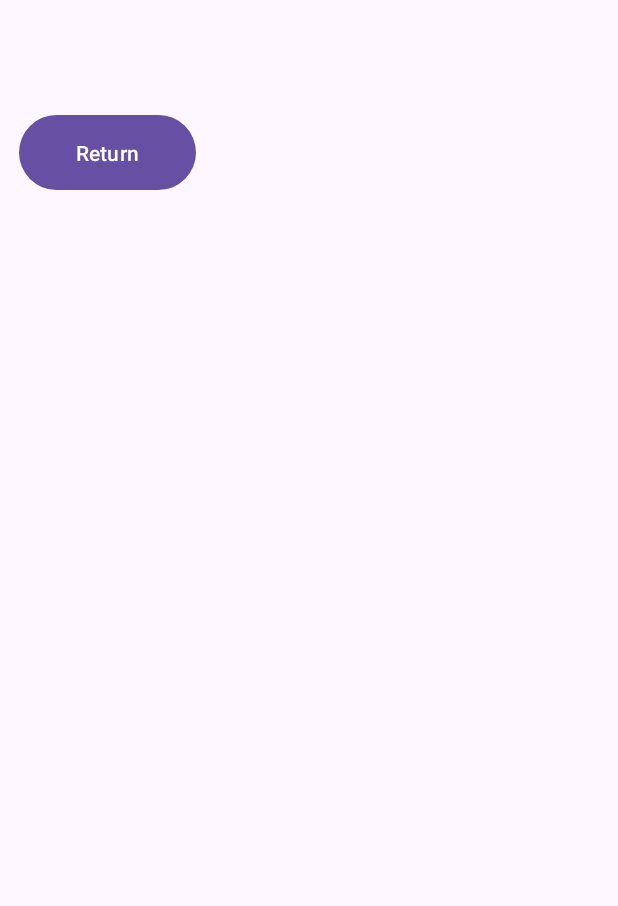
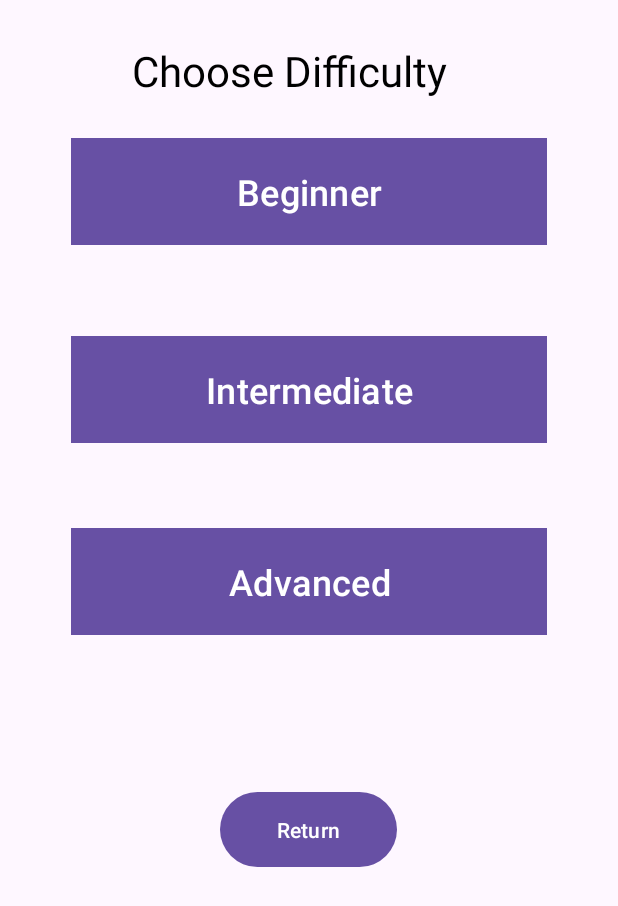
Before and after one commit to NeoMouseSVC/ITSC4155-Software-Dev.-Project-Spring2024, an Android app: the screen it shows after launch (diffculty_screen before the commit, difficulty_screen after it), after a tap on "Difficulty", on a phone screen of 412 x 824 dp. Shown: the top 906 px of the screen. Run offline under Robolectric (Android 15) with nearby library versions, the phone set to English and light mode, and no system bars.

Commit message:
Difficulty screen progress
Properly captures input, actually updating playing game mode piece is in progress (data sharing issue with difficulty_screen & MainActivity java)

```diff
--- a/HangmanAndroidJava/app/src/main/AndroidManifest.xml
+++ b/HangmanAndroidJava/app/src/main/AndroidManifest.xml
@@ -19,7 +19,7 @@
             android:name=".settings_screen"
             android:exported="false" />
         <activity
-            android:name=".diffculty_screen"
+            android:name=".difficulty_screen"
             android:exported="false" />
         <activity
             android:name=".hang_game"
--- a/HangmanAndroidJava/app/src/main/java/com/example/myapplication/MainActivity.java
+++ b/HangmanAndroidJava/app/src/main/java/com/example/myapplication/MainActivity.java
@@ -1,15 +1,21 @@
 package com.example.myapplication;
 
+import android.app.Activity;
 import android.content.Intent;
 import android.os.Bundle;
 import android.view.View;
 import android.widget.Button;
 import android.widget.ImageView;
+import android.content.Intent;
+import android.widget.Toast;
 
+
+import androidx.activity.result.ActivityResultLauncher;
+import androidx.activity.result.contract.ActivityResultContracts;
 import androidx.appcompat.app.AppCompatActivity;
 
 public class MainActivity extends AppCompatActivity {
-
+    static String selectedDifficulty = "";
     @Override
     protected void onCreate(Bundle savedInstanceState) {
         super.onCreate(savedInstanceState);
@@ -19,21 +25,40 @@ public class MainActivity extends AppCompatActivity {
         Button diff = findViewById(R.id.button3);
         Button custom = findViewById(R.id.button2);
         ImageView set = findViewById(R.id.imageView2);
+
+
+
         //sets button to on click
         play.setOnClickListener(new View.OnClickListener(){
             @Override
             public void onClick(View v) {
                 // starts new activity/ play button
-                startActivity(new Intent(MainActivity.this, hang_game.class));
+                startPlaying(selectedDifficulty);
             }
         });
-        diff.setOnClickListener(new View.OnClickListener(){
+
+        // START DIFFICULTY SECTION
+
+
+
+        diff.setOnClickListener(new View.OnClickListener() {
             @Override
             public void onClick(View v) {
-                // starts new activity/ play button
-                startActivity(new Intent(MainActivity.this, diffculty_screen.class));
+                // Start DifficultyScreen activity
+                startActivity(new Intent(MainActivity.this, difficulty_screen.class));
+
+                // After user picks difficulty
+                Intent intent = getIntent();
+                String selectedDiff = intent.getStringExtra("difficulty");
+                changeDifficulty(selectedDiff);
+
             }
+
         });
+
+        // END DIFFICULTY SECTION
+
+
         custom.setOnClickListener(new View.OnClickListener(){
             @Override
             public void onClick(View v) {
@@ -49,5 +74,26 @@ public class MainActivity extends AppCompatActivity {
             }
         });
 
+
     }
+
+    // Below = ATTEMPT to receive user input of difficulty from diff_screen to MainActivity to hang_game
+    // Method to handle difficulty change
+    public void changeDifficulty(String difficulty) {
+        selectedDifficulty = difficulty;
+        //Toast.makeText(MainActivity.this, "Difficulty : " + selectedDifficulty, Toast.LENGTH_SHORT).show();
+    }
+    public String getDifficulty() {
+        return selectedDifficulty;
+    }
+    // ATTEMPT to receive user input of difficulty from diff_screen to MainActivity to hang_game
+    // Method to start playing with selected difficulty
+    private void startPlaying(String difficulty) {
+        Intent intent = new Intent(MainActivity.this, hang_game.class);
+        intent.putExtra("difficulty", difficulty);
+        startActivity(intent);
+        Toast.makeText(MainActivity.this, "Difficulty : " + getDifficulty(), Toast.LENGTH_SHORT).show();
+    }
+
+
 }
--- a/HangmanAndroidJava/app/src/main/java/com/example/myapplication/diffculty_screen.java
+++ /dev/null
@@ -1,36 +0,0 @@
-package com.example.myapplication;
-
-import android.annotation.SuppressLint;
-import android.content.Intent;
-import android.os.Bundle;
-import android.view.View;
-import android.widget.Button;
-
-import androidx.activity.EdgeToEdge;
-import androidx.appcompat.app.AppCompatActivity;
-import androidx.core.graphics.Insets;
-import androidx.core.view.ViewCompat;
-import androidx.core.view.WindowInsetsCompat;
-
-public class diffculty_screen extends AppCompatActivity {
-
-    @Override
-    protected void onCreate(Bundle savedInstanceState) {
-        super.onCreate(savedInstanceState);
-        EdgeToEdge.enable(this);
-        setContentView(R.layout.activity_diffculty_screen);
-        ViewCompat.setOnApplyWindowInsetsListener(findViewById(R.id.main), (v, insets) -> {
-            Insets systemBars = insets.getInsets(WindowInsetsCompat.Type.systemBars());
-            v.setPadding(systemBars.left, systemBars.top, systemBars.right, systemBars.bottom);
-            return insets;
-        });
-
-        Button returnButton = findViewById(R.id.return_diffculty);
-        returnButton.setOnClickListener(new View.OnClickListener() {
-            @Override
-            public void onClick(View v) {
-                startActivity(new Intent(diffculty_screen.this, MainActivity.class));
-            }
-        });
-    }
-}
--- /dev/null
+++ b/HangmanAndroidJava/app/src/main/java/com/example/myapplication/difficulty_screen.java
@@ -0,0 +1,78 @@
+package com.example.myapplication;
+
+import android.os.Bundle;
+import android.content.Intent;
+import android.os.Bundle;
+import android.view.View;
+import android.widget.Button;
+import android.widget.Toast;
+
+import androidx.activity.EdgeToEdge;
+import androidx.appcompat.app.AppCompatActivity;
+import androidx.core.graphics.Insets;
+import androidx.core.view.ViewCompat;
+import androidx.core.view.WindowInsetsCompat;
+
+public class difficulty_screen extends AppCompatActivity {
+
+    @Override
+    protected void onCreate(Bundle savedInstanceState) {
+        super.onCreate(savedInstanceState);
+        EdgeToEdge.enable(this);
+        setContentView(R.layout.activity_difficulty_screen);
+        ViewCompat.setOnApplyWindowInsetsListener(findViewById(R.id.main), (v, insets) -> {
+            Insets systemBars = insets.getInsets(WindowInsetsCompat.Type.systemBars());
+            v.setPadding(systemBars.left, systemBars.top, systemBars.right, systemBars.bottom);
+            return insets;
+        });
+        // Return button
+        Button returnButton = findViewById(R.id.return_difficulty);
+        returnButton.setOnClickListener(new View.OnClickListener() {
+            @Override
+            public void onClick(View v) {
+                startActivity(new Intent(difficulty_screen.this, MainActivity.class));
+            }
+        });
+
+        // Initialize buttons
+        Button btnBeginner = findViewById(R.id.btnBeginner);
+        Button btnIntermediate = findViewById(R.id.btnIntermediate);
+        Button btnAdvanced = findViewById(R.id.btnAdvanced);
+
+        // Set click listeners for buttons
+        btnBeginner.setOnClickListener(new View.OnClickListener() {
+            @Override
+            public void onClick(View v) {
+                // Pass difficulty back to MainActivity
+                sendDifficultyBack("Beginner");
+            }
+        });
+
+        btnIntermediate.setOnClickListener(new View.OnClickListener() {
+            @Override
+            public void onClick(View v) {
+                // Pass difficulty back to MainActivity
+                sendDifficultyBack("Intermediate");
+            }
+        });
+
+        btnAdvanced.setOnClickListener(new View.OnClickListener() {
+            @Override
+            public void onClick(View v) {
+                // Pass difficulty back to MainActivity
+                sendDifficultyBack("Advanced");
+            }
+        });
+    }
+
+    private void sendDifficultyBack(String difficulty) {
+        // Create an intent to pass data back to MainActivity
+        Toast.makeText(difficulty_screen.this, "Difficulty: " + difficulty, Toast.LENGTH_SHORT).show();
+        Intent intent = new Intent(getApplicationContext(), MainActivity.class);
+        intent.putExtra("difficulty", difficulty);
+        startActivity(intent);
+        // setResult(RESULT_OK, intent);
+        finish(); // Finish this activity to return to MainActivity
+    }
+
+}
--- a/HangmanAndroidJava/app/src/main/res/layout/activity_diffculty_screen.xml
+++ /dev/null
@@ -1,23 +0,0 @@
-<?xml version="1.0" encoding="utf-8"?>
-<androidx.constraintlayout.widget.ConstraintLayout xmlns:android="http://schemas.android.com/apk/res/android"
-    xmlns:app="http://schemas.android.com/apk/res-auto"
-    xmlns:tools="http://schemas.android.com/tools"
-    android:id="@+id/main"
-    android:layout_width="match_parent"
-    android:layout_height="match_parent"
-    tools:context=".diffculty_screen">
-
-    <Button
-        android:id="@+id/return_diffculty"
-        android:layout_width="118dp"
-        android:layout_height="58dp"
-        android:layout_marginStart="12dp"
-        android:layout_marginTop="26dp"
-        android:layout_marginEnd="281dp"
-        android:layout_marginBottom="647dp"
-        android:text="Return"
-        app:layout_constraintBottom_toBottomOf="parent"
-        app:layout_constraintEnd_toEndOf="parent"
-        app:layout_constraintStart_toStartOf="parent"
-        app:layout_constraintTop_toTopOf="parent" />
-</androidx.constraintlayout.widget.ConstraintLayout>
--- /dev/null
+++ b/HangmanAndroidJava/app/src/main/res/layout/activity_difficulty_screen.xml
@@ -0,0 +1,77 @@
+<?xml version="1.0" encoding="utf-8"?>
+<androidx.constraintlayout.widget.ConstraintLayout xmlns:android="http://schemas.android.com/apk/res/android"
+    xmlns:app="http://schemas.android.com/apk/res-auto"
+    xmlns:tools="http://schemas.android.com/tools"
+    android:id="@+id/main"
+    android:layout_width="match_parent"
+    android:layout_height="match_parent">
+
+    <!-- UI elements for difficulty selection -->
+
+    <TextView
+        android:id="@+id/textChooseDifficulty"
+        android:layout_width="wrap_content"
+        android:layout_height="wrap_content"
+        android:layout_marginStart="88dp"
+        android:layout_marginTop="28dp"
+        android:text="Choose Difficulty"
+        android:textColor="@android:color/black"
+        android:textSize="28sp"
+        app:layout_constraintStart_toStartOf="parent"
+        app:layout_constraintTop_toTopOf="parent" />
+
+    <Button
+        android:id="@+id/btnBeginner"
+        android:layout_width="317dp"
+        android:layout_height="71dp"
+        android:layout_marginStart="16dp"
+        android:layout_marginTop="92dp"
+        android:layout_marginEnd="16dp"
+        android:background="@drawable/purple_rect"
+        android:text="Beginner"
+        android:textSize="24sp"
+        app:layout_constraintEnd_toEndOf="parent"
+        app:layout_constraintStart_toStartOf="parent"
+        app:layout_constraintTop_toTopOf="parent" />
+
+    <Button
+        android:id="@+id/btnIntermediate"
+        android:layout_width="317dp"
+        android:layout_height="71dp"
+        android:layout_marginStart="16dp"
+        android:layout_marginTop="224dp"
+        android:layout_marginEnd="16dp"
+        android:background="@drawable/purple_rect"
+        android:text="Intermediate"
+        android:textSize="24sp"
+        app:layout_constraintEnd_toEndOf="parent"
+        app:layout_constraintStart_toStartOf="parent"
+        app:layout_constraintTop_toTopOf="parent" />
+
+    <Button
+        android:id="@+id/btnAdvanced"
+        android:layout_width="317dp"
+        android:layout_height="71dp"
+        android:layout_marginStart="16dp"
+        android:layout_marginTop="352dp"
+        android:layout_marginEnd="16dp"
+        android:background="@drawable/purple_rect"
+        android:text="Advanced"
+        android:textSize="24sp"
+        app:layout_constraintEnd_toEndOf="parent"
+        app:layout_constraintStart_toStartOf="parent"
+        app:layout_constraintTop_toTopOf="parent" />
+
+    <Button
+        android:id="@+id/return_difficulty"
+        android:layout_width="118dp"
+        android:layout_height="58dp"
+        android:layout_marginTop="524dp"
+        android:text="Return"
+        app:layout_constraintEnd_toEndOf="parent"
+        app:layout_constraintHorizontal_bias="0.498"
+        app:layout_constraintStart_toStartOf="parent"
+        app:layout_constraintTop_toTopOf="parent" />
+
+
+</androidx.constraintlayout.widget.ConstraintLayout>
--- a/HangmanAndroidJava/app/src/main/res/values/strings.xml
+++ b/HangmanAndroidJava/app/src/main/res/values/strings.xml
@@ -1,5 +1,5 @@
 <resources>
-    <string name="app_name">My Application</string>
+    <string name="app_name">Retro-Hang</string>
     <!-- TODO: Remove or change this placeholder text -->
     <string name="hello_blank_fragment">Hello blank fragment</string>
 </resources>
```
Also changed, not shown: HangmanAndroidJava/app/src/main/res/drawable/purple_rect.PNG (added), 2 other files.
